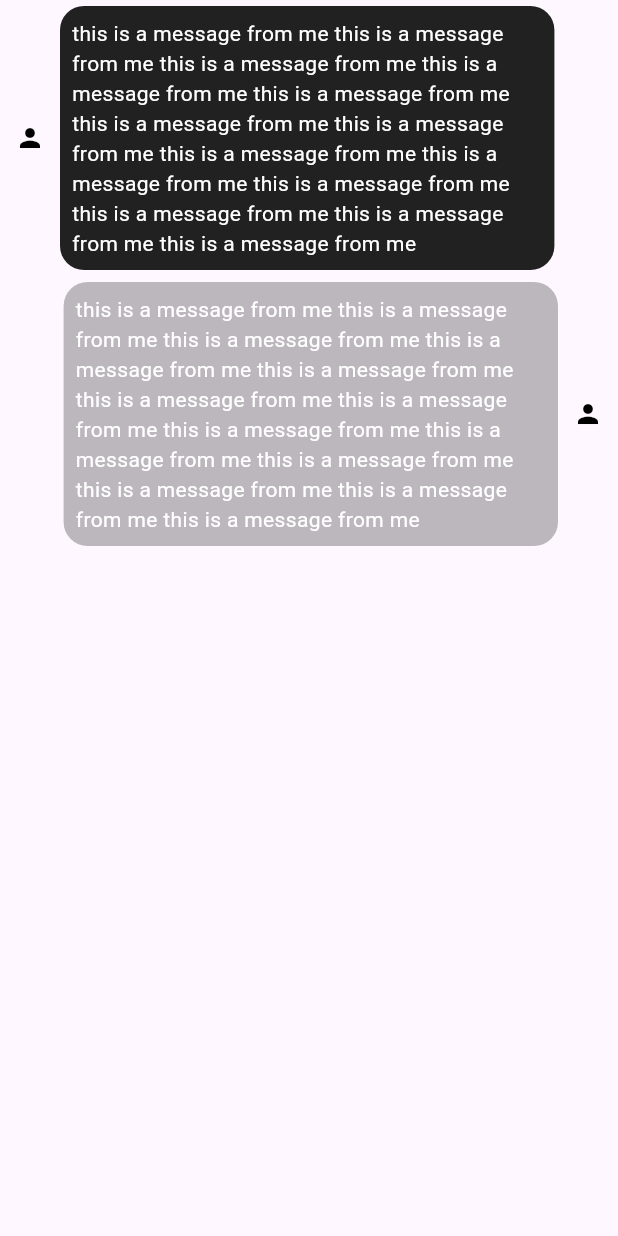
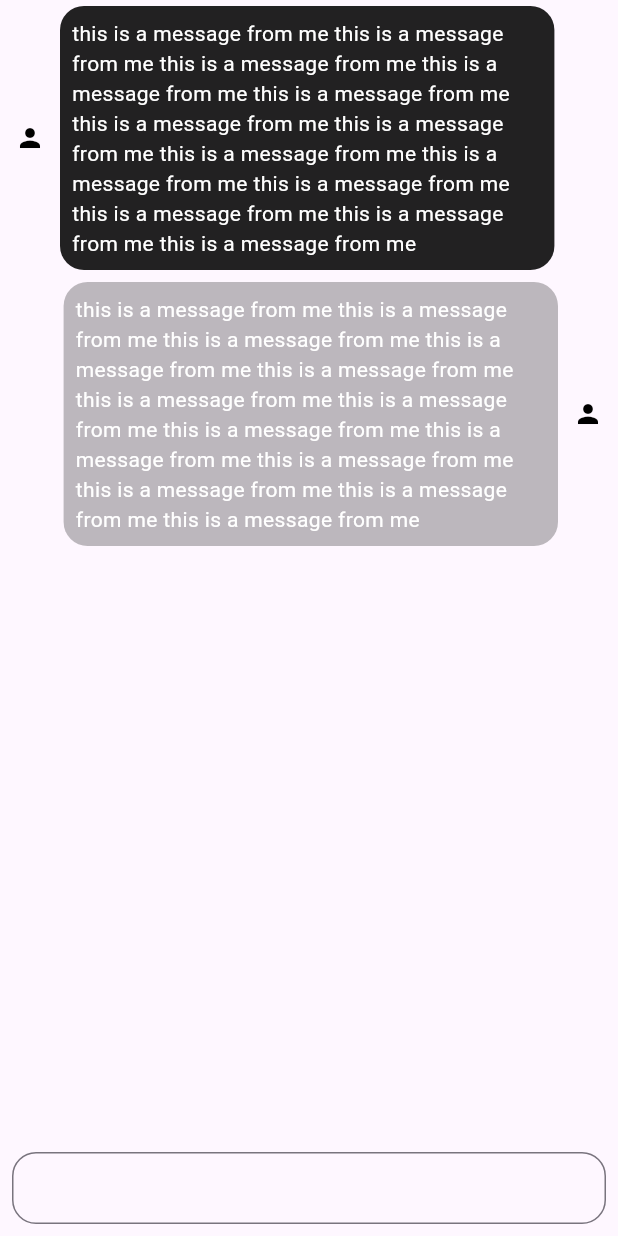
Before and after one commit to suesitran/public_chat, a Flutter app: the screen it shows after launch, on a phone screen of 412 x 824 dp. Run offline on Flutter 3.47's test engine with Material 3 defaults, Android fonts, the phone set to English and light mode, and no system bars; drawn by our look-alikes of cached_network_image; our stand-ins replace flutter_svg; network calls fail.

Commit message:
UI for message box

```diff
--- a/lib/main.dart
+++ b/lib/main.dart
@@ -1,5 +1,6 @@
 import 'package:flutter/material.dart';
 import 'package:public_chat/widgets/chat_bubble_widget.dart';
+import 'package:public_chat/widgets/message_box_widget.dart';
 
 void main() {
   runApp(const MainApp());
@@ -10,16 +11,33 @@ class MainApp extends StatelessWidget {
 
   @override
   Widget build(BuildContext context) {
-    return const MaterialApp(
+    return MaterialApp(
       home: Scaffold(
         body: Center(
-          child: Column(
-            children: [
-              ChatBubble(isMine: false, photoUrl: 'https://i.imgur.com/cefjdCQ.jpeg', message: 'this is a message from me this is a message from me this is a message from me this is a message from me this is a message from me this is a message from me this is a message from me this is a message from me this is a message from me this is a message from me this is a message from me this is a message from me this is a message from me'),
-              ChatBubble(isMine: true, photoUrl: 'https://i.imgur.com/cefjdCQ.jpeg', message: 'this is a message from me this is a message from me this is a message from me this is a message from me this is a message from me this is a message from me this is a message from me this is a message from me this is a message from me this is a message from me this is a message from me this is a message from me this is a message from me'),
-            ],
-          )
-        ),
+            child: Column(
+          children: [
+            Expanded(
+                child: ListView(
+              children: [
+                ChatBubble(
+                    isMine: false,
+                    photoUrl: 'https://i.imgur.com/cefjdCQ.jpeg',
+                    message:
+                        'this is a message from me this is a message from me this is a message from me this is a message from me this is a message from me this is a message from me this is a message from me this is a message from me this is a message from me this is a message from me this is a message from me this is a message from me this is a message from me'),
+                ChatBubble(
+                    isMine: true,
+                    photoUrl: 'https://i.imgur.com/cefjdCQ.jpeg',
+                    message:
+                        'this is a message from me this is a message from me this is a message from me this is a message from me this is a message from me this is a message from me this is a message from me this is a message from me this is a message from me this is a message from me this is a message from me this is a message from me this is a message from me'),
+              ],
+            )),
+            MessageBox(
+              onSendMessage: (value) {
+                // TODO send message to Gemini
+              },
+            )
+          ],
+        )),
       ),
     );
   }
--- /dev/null
+++ b/lib/widgets/message_box_widget.dart
@@ -0,0 +1,46 @@
+import 'package:flutter/material.dart';
+
+class MessageBox extends StatefulWidget {
+  final ValueChanged<String> onSendMessage;
+  const MessageBox({required this.onSendMessage, super.key});
+
+  @override
+  State<MessageBox> createState() => _MessageBoxState();
+}
+
+class _MessageBoxState extends State<MessageBox> {
+  final TextEditingController _controller = TextEditingController();
+
+  @override
+  void dispose() {
+    _controller.dispose();
+    super.dispose();
+  }
+
+  @override
+  Widget build(BuildContext context) => Padding(
+        padding: const EdgeInsets.all(8.0),
+        child: TextField(
+          controller: _controller,
+          maxLines: 1,
+          decoration: InputDecoration(
+            border: OutlineInputBorder(
+                borderRadius: BorderRadius.circular(16.0),
+                borderSide:
+                    const BorderSide(color: Colors.black38, width: 1.0)),
+            contentPadding: const EdgeInsets.symmetric(horizontal: 12.0),
+            suffix: IconButton(
+              onPressed: () {
+                widget.onSendMessage(_controller.text);
+                _controller.text = '';
+              },
+              icon: const Icon(Icons.send),
+            ),
+          ),
+          onSubmitted: (value) {
+            widget.onSendMessage(value);
+            _controller.text = '';
+          },
+        ),
+      );
+}
```
Also changed, not shown: lib/widgets/chat_bubble_widget.dart (+4 -4 lines).
